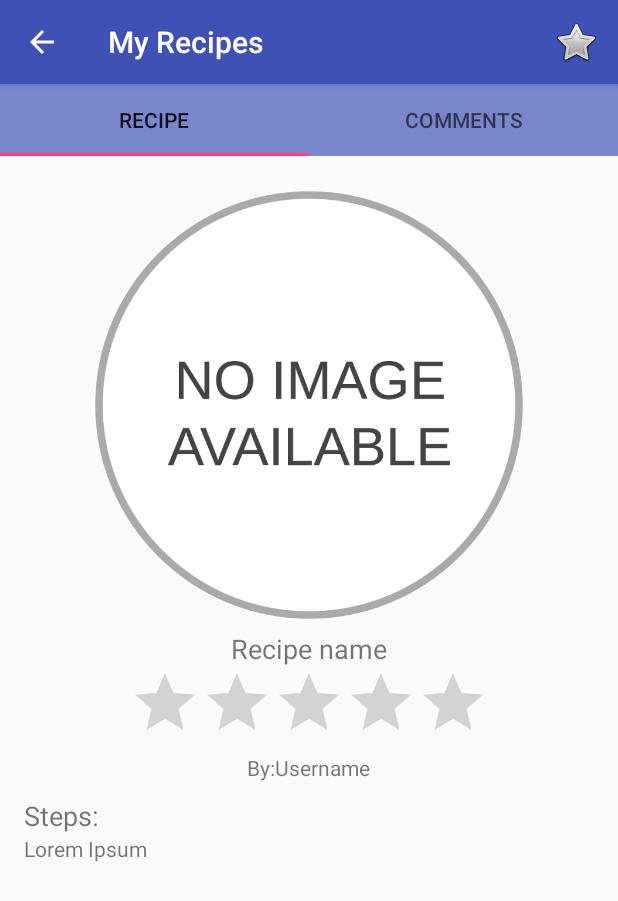
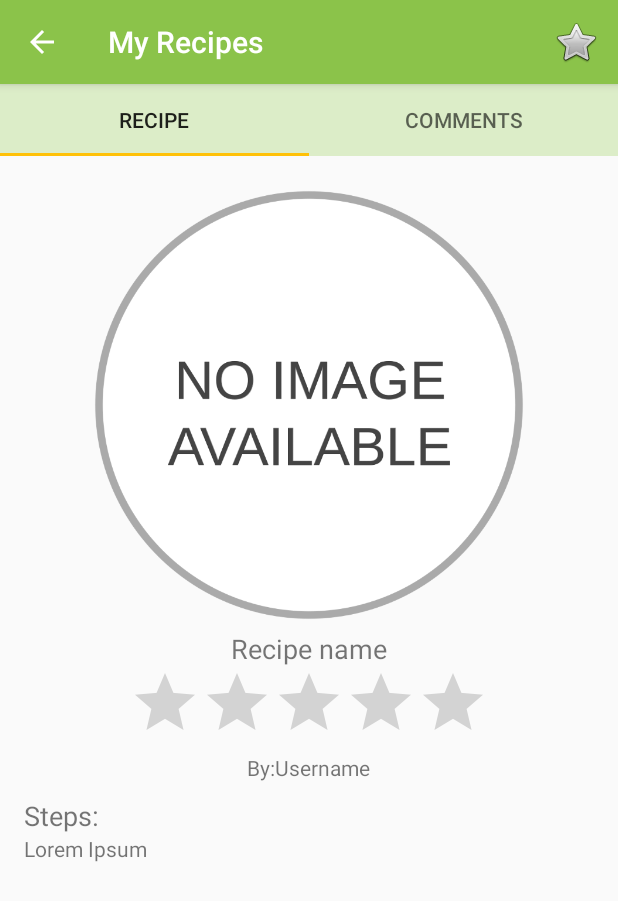
Before and after one commit to ryuhikari/MjilkMjecipes, an Android app: the RecipeActivity screen opened directly, with no data from a screen before it, on a phone screen of 412 x 824 dp. Shown: the top 901 px of the screen. Run offline under Robolectric (Android 15) with nearby library versions, the phone set to English and light mode, and no system bars.

Commit message:
Add new colors
New theme to change the default colors.

```diff
--- a/app/src/main/res/values/colors.xml
+++ b/app/src/main/res/values/colors.xml
@@ -1,8 +1,12 @@
 <?xml version="1.0" encoding="utf-8"?>
 <resources>
-    <color name="colorPrimary">#3F51B5</color>
-    <color name="colorPrimaryDark">#303F9F</color>
-    <color name="colorPrimaryLight">#7986cb</color>
-    <color name="colorAccent">#FF4081</color>
+    <color name="colorPrimary">#8BC34A</color>
+    <color name="colorPrimaryDark">#689F38</color>
+    <color name="colorPrimaryLight">#DCEDC8</color>
+    <color name="colorAccent">#FFC107</color>
+    <color name="colorPrimaryText">#212121</color>
+    <color name="colorSecondaryText">#757575</color>
+    <color name="colorIcons">#212121</color>
+    <color name="colorDivider">#BDBDBD</color>
     <color name="gray">#6e6e6e</color>
 </resources>
```
